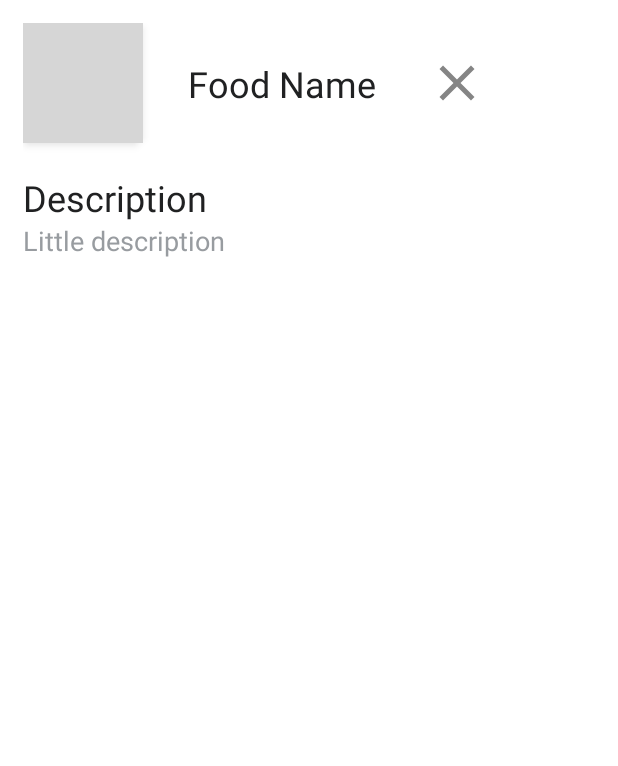
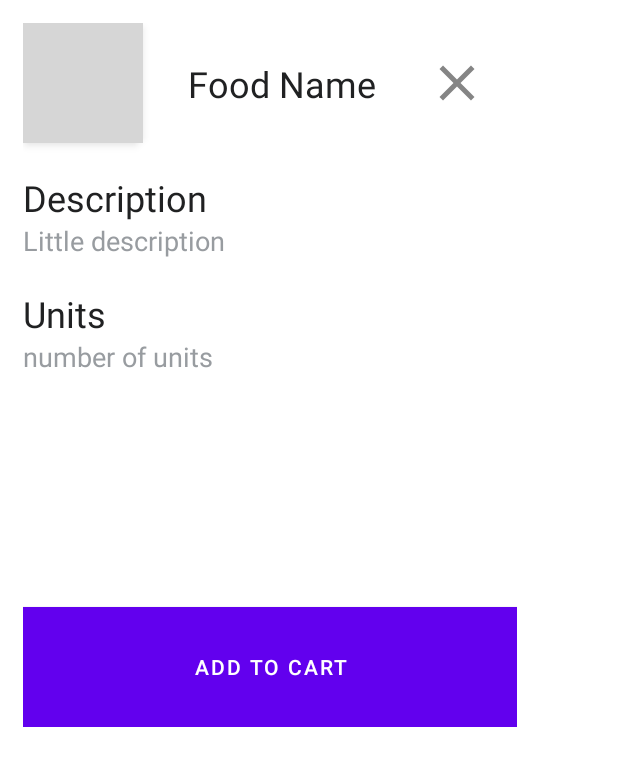
Before and after one commit to Benoit548/MI-Order, an Android app: the layout popup_food_details.xml on its own in the app's theme, with its tools: preview values and no code run, on a phone screen of 412 x 824 dp. Shown: the top 766 px of the screen. Run offline under Robolectric (Android 15) with nearby library versions, the light colour scheme and no system bars; grey boxes are pictures that could not be loaded.

Commit message:
Début de la page cart, avec la possibilité d'ajouter un plat Impossible de le retirer pour l'instant

```diff
--- a/app/src/main/java/com/example/mi_order/FoodRepository.kt
+++ b/app/src/main/java/com/example/mi_order/FoodRepository.kt
@@ -18,7 +18,7 @@ class FoodRepository {
 
         val databaseRef = FirebaseDatabase.getInstance("https://mi-order-ad764-default-rtdb.europe-west1.firebasedatabase.app/").getReference("Foods")
 
-        // créer une liste qui va contenir nos plantes
+        // créer une liste qui va contenir l'ensemble de notre food
         val foodList = arrayListOf<FoodModel>()
 
     }
@@ -37,7 +37,7 @@ class FoodRepository {
 
                     // verifier que la class est pas nulle
                     if (food != null) {
-                        //ajouter la plante à notre liste
+                        //ajouter la food à notre liste
                         foodList.add(food)
                     }
                 }
--- a/app/src/main/java/com/example/mi_order/adapters/FoodAdapter.kt
+++ b/app/src/main/java/com/example/mi_order/adapters/FoodAdapter.kt
@@ -45,7 +45,7 @@ class FoodAdapter(
         // mettre à jour le nom de la plante
         holder.foodName?.text = currentFood.name
 
-        //Mettre à jour la description
+        //Mettre à jour les units
         holder.foodUnit?.text = currentFood.unit.toString()
 
         //Interaction lors d'un clic sur food, faire afficher le popup
--- a/app/src/main/res/layout/popup_food_details.xml
+++ b/app/src/main/res/layout/popup_food_details.xml
@@ -64,4 +64,35 @@
         app:layout_constraintTop_toBottomOf="@+id/popup_food_description_title"
         style="@style/DefaultTextStyle"/>
 
+    <TextView
+        android:id="@+id/popup_food_unit"
+        android:layout_width="wrap_content"
+        android:layout_height="wrap_content"
+        android:text="@string/popup_food_unit"
+        app:layout_constraintStart_toStartOf="@+id/popup_food_name_subtitle"
+        app:layout_constraintTop_toBottomOf="@+id/popup_food_name_subtitle"
+        android:layout_marginTop="@dimen/default_margin"
+        style="@style/titleTextStyle"/>
+
+    <TextView
+        android:id="@+id/popup_food_units_number"
+        android:layout_width="wrap_content"
+        android:layout_height="wrap_content"
+        android:text="@string/popup_food_units_number"
+        app:layout_constraintStart_toStartOf="@+id/popup_food_unit"
+        app:layout_constraintTop_toBottomOf="@+id/popup_food_unit"
+        style="@style/DefaultTextStyle"/>
+
+    <Button
+        android:id="@+id/add_food_cart_button"
+        android:layout_width="match_parent"
+        android:layout_height="80dp"
+        app:layout_constraintBottom_toBottomOf="parent"
+        android:background="@color/teal_200"
+        android:text="@string/popup_add_food_button"
+        tools:layout_editor_absoluteX="15dp"
+        >
+
+    </Button>
+
 </androidx.constraintlayout.widget.ConstraintLayout>
--- a/app/src/main/res/values/strings.xml
+++ b/app/src/main/res/values/strings.xml
@@ -10,6 +10,9 @@
     <string name="popup_food_name">Food Name</string>
     <string name="popup_food_description_title">Description</string>
     <string name="popup_food_name_subtitle">Little description</string>
+    <string name="popup_food_unit">Units</string>
+    <string name="popup_food_units_number">number of units</string>
+    <string name="popup_add_food_button">Add to cart</string>
 
     <!--Bottom navigation page-->
     <string name="bottom_menu_item">Menu</string>
```
Also changed, not shown: app/src/main/java/com/example/mi_order/FoodPopup.kt (+24 -1 lines), app/src/main/java/com/example/mi_order/fragments/CartFragments.kt (+16 -2 lines), app/src/main/res/layout/fragment_cart.xml (+11 -8 lines), app/src/main/res/layout/fragment_home.xml (+0 -8 lines), app/src/main/res/layout/item_cartfood.xml (added, +64 -0 lines).
